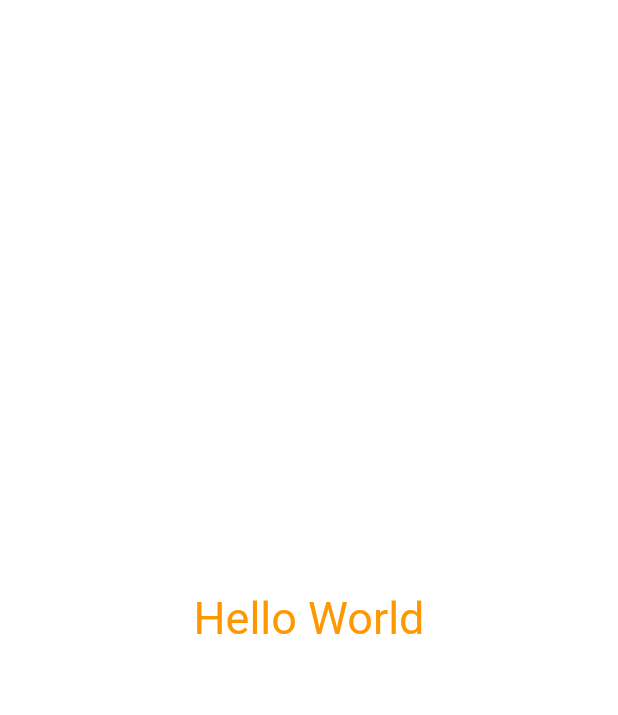
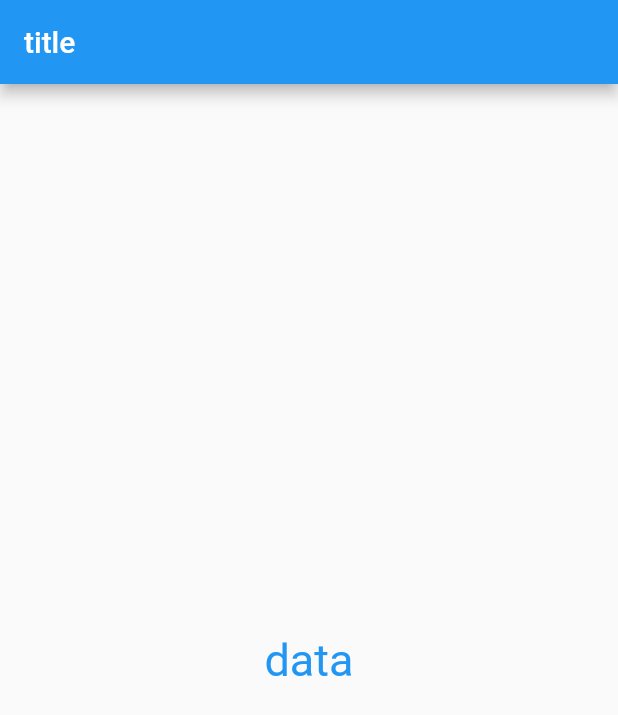
Before and after one commit to wuhaohao1234/flutter-handle-example, a Flutter app: the screen it shows after launch, on a phone screen of 412 x 824 dp. Shown: the top 715 px of the screen. Run offline on Flutter 3.47's test engine with Material 2 defaults, Android fonts, the phone set to English and light mode, and no system bars.

Commit message:
use meterialApp

```diff
--- a/lib/main.dart
+++ b/lib/main.dart
@@ -6,15 +6,18 @@ class MyApp extends StatelessWidget {
   // This widget is the root of your application.
   @override
   Widget build(BuildContext context) {
-    return Center(
-      child: Text(
-        "Hello World",
-        textDirection: TextDirection.ltr,
-        style: TextStyle(
-          fontSize: 30,
-          color: Colors.orange,
+    return MaterialApp(
+      home: Scaffold(
+        appBar: AppBar(
+          title: Text('title'),
         ),
-      ),
-    );
+        body: Center(
+          child: Text(
+            'data',
+            textDirection: TextDirection.ltr,
+            style: TextStyle(color: Colors.blue, fontSize: 30),
+          ),
+        ),
+    ));
   }
 }
```
